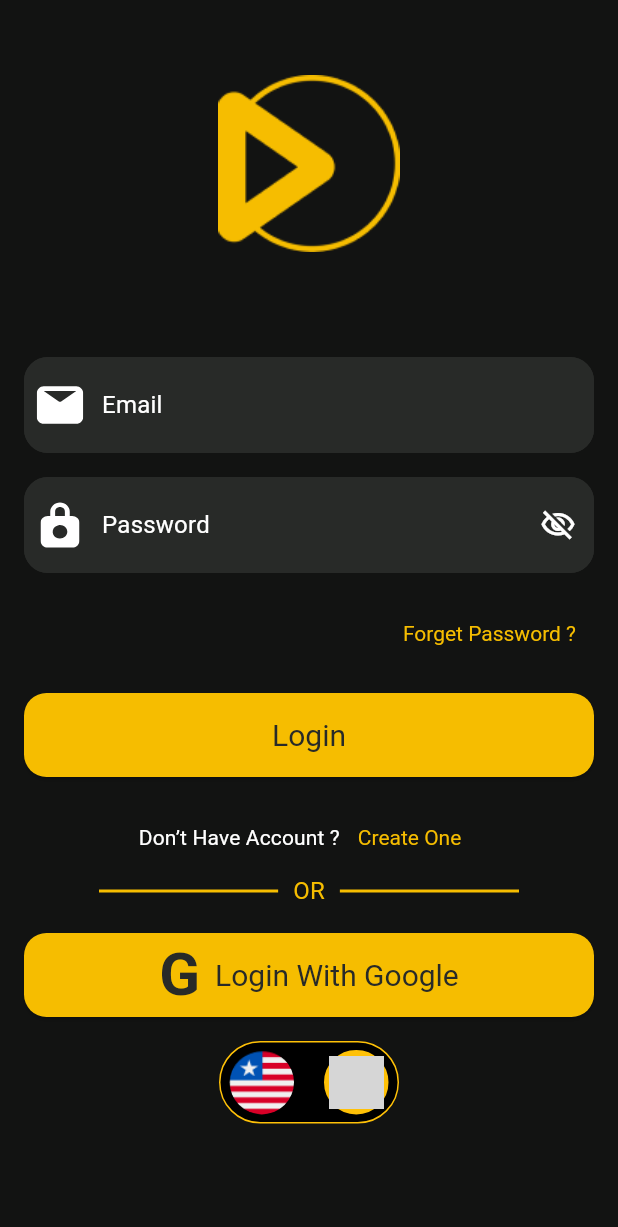
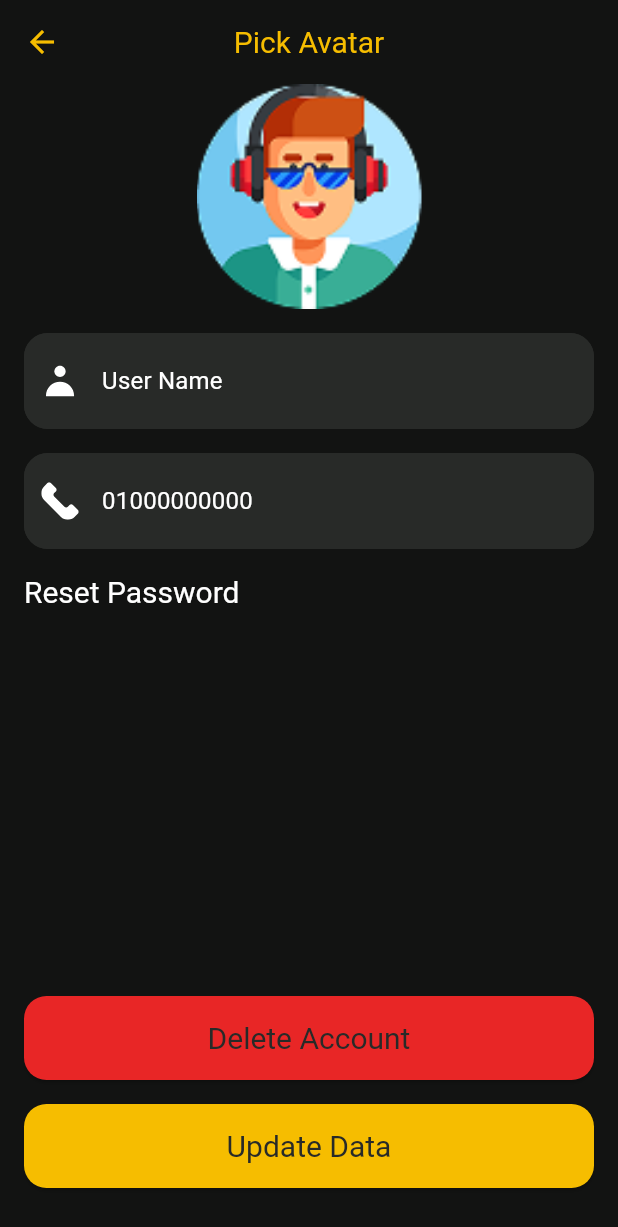
Before and after one commit to essammetwally1/movies, a Flutter app: the screen it shows after launch, after a tap on "Login", on a phone screen of 412 x 824 dp. Shown: the top 1227 px of the screen. Run offline on Flutter 3.47's test engine with Material 3 defaults, Android fonts, the phone set to English and light mode, and no system bars; our stand-ins replace flutter_svg; grey boxes are pictures that could not be loaded.

Commit message:
create profile update ui

```diff
--- a/lib/app_theme.dart
+++ b/lib/app_theme.dart
@@ -17,6 +17,8 @@ class AppTheme {
       backgroundColor: backgroundDark,
       foregroundColor: primary,
       centerTitle: true,
+      elevation: 0,
+      scrolledUnderElevation: 0,
     ),
 
     inputDecorationTheme: InputDecorationTheme(
--- a/lib/auth/login_screen.dart
+++ b/lib/auth/login_screen.dart
@@ -5,6 +5,7 @@ import 'package:movies/auth/register_screen.dart';
 import 'package:movies/components/custom_eleveted_button.dart';
 import 'package:movies/components/custom_text_form_feild.dart';
 import 'package:movies/components/localization_switch.dart';
+import 'package:movies/screens/profile.dart';
 
 class LoginScreen extends StatelessWidget {
   static const String routeName = '/login';
@@ -52,7 +53,11 @@ class LoginScreen extends StatelessWidget {
 
                 CustomElevatedButton(
                   textElevatedButton: 'Login',
-                  onPressed: () {},
+                  onPressed: () {
+                    Navigator.of(
+                      context,
+                    ).pushNamed(ProfileUpdateScreen.routeName);
+                  },
                 ),
                 SizedBox(height: 16),
 
--- a/lib/components/custom_eleveted_button.dart
+++ b/lib/components/custom_eleveted_button.dart
@@ -5,17 +5,20 @@ class CustomElevatedButton extends StatelessWidget {
   final String textElevatedButton;
   final VoidCallback onPressed;
   final bool isLoading;
+  final Color color;
   const CustomElevatedButton({
     super.key,
     required this.textElevatedButton,
     required this.onPressed,
     this.isLoading = false,
+    this.color = AppTheme.primary,
   });
 
   @override
   Widget build(BuildContext context) {
     return ElevatedButton(
       style: ElevatedButton.styleFrom(
+        backgroundColor: color,
         fixedSize: Size(MediaQuery.sizeOf(context).width, 56),
       ),
       onPressed: onPressed,
--- a/lib/main.dart
+++ b/lib/main.dart
@@ -1,10 +1,10 @@
-
-
+import 'package:flutter/material.dart';
 import 'package:movies/app_theme.dart';
 import 'package:movies/auth/forgot_password.dart';
 import 'package:movies/auth/login_screen.dart';
 import 'package:movies/auth/register_screen.dart';
 import 'package:movies/screens/home_screen.dart';
+import 'package:movies/screens/profile.dart';
 
 void main() {
   runApp(MoviesApp());
@@ -20,6 +20,7 @@ class MoviesApp extends StatelessWidget {
         LoginScreen.routeName: (context) => LoginScreen(),
         RegisterScreen.routeName: (context) => RegisterScreen(),
         ForgotPasswordScreen.routeName: (context) => ForgotPasswordScreen(),
+        ProfileUpdateScreen.routeName: (context) => ProfileUpdateScreen(),
       },
       initialRoute: LoginScreen.routeName,
       theme: AppTheme.lightTheme,
--- /dev/null
+++ b/lib/screens/profile.dart
@@ -0,0 +1,67 @@
+import 'package:flutter/material.dart';
+import 'package:movies/app_theme.dart';
+import 'package:movies/components/custom_eleveted_button.dart';
+import 'package:movies/components/custom_text_form_feild.dart';
+
+class ProfileUpdateScreen extends StatelessWidget {
+  static const String routeName = '/profileupdate';
+  const ProfileUpdateScreen({super.key});
+
+  @override
+  Widget build(BuildContext context) {
+    return Scaffold(
+      appBar: AppBar(title: Text('Pick Avatar')),
+      body: SafeArea(
+        child: Padding(
+          padding: const EdgeInsets.symmetric(horizontal: 16),
+          child: Column(
+            children: [
+              ClipRRect(
+                borderRadius: BorderRadius.circular(50),
+                child: Image.asset(
+                  'assets/avatar/avatar1.png',
+                  height: 150,
+                  width: 150,
+                  fit: BoxFit.fill,
+                ),
+              ),
+              SizedBox(height: 16),
+              CustomTextFormField(
+                hintText: 'User Name',
+                iconPathName: 'profile',
+              ),
+              SizedBox(height: 16),
+              CustomTextFormField(
+                hintText: '01000000000',
+                iconPathName: 'phone',
+              ),
+              SizedBox(height: 16),
+
+              Align(
+                alignment: Alignment.centerLeft,
+                child: Text(
+                  'Reset Password',
+                  style: Theme.of(
+                    context,
+                  ).textTheme.titleLarge!.copyWith(color: AppTheme.white),
+                ),
+              ),
+              Spacer(),
+              CustomElevatedButton(
+                textElevatedButton: 'Delete Account',
+                onPressed: () {},
+                color: AppTheme.red,
+              ),
+              SizedBox(height: 16),
+              CustomElevatedButton(
+                textElevatedButton: 'Update Data',
+                onPressed: () {},
+              ),
+              SizedBox(height: 32),
+            ],
+          ),
+        ),
+      ),
+    );
+  }
+}
```
Also changed, not shown: assets/icons/profile.svg (added), pubspec.lock.
